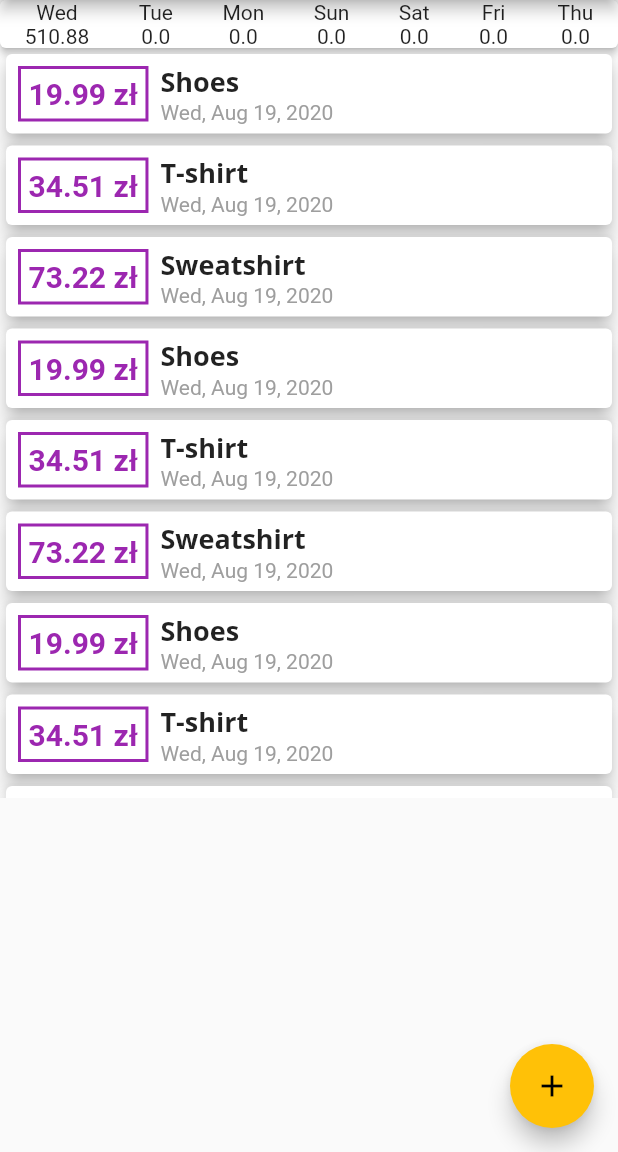
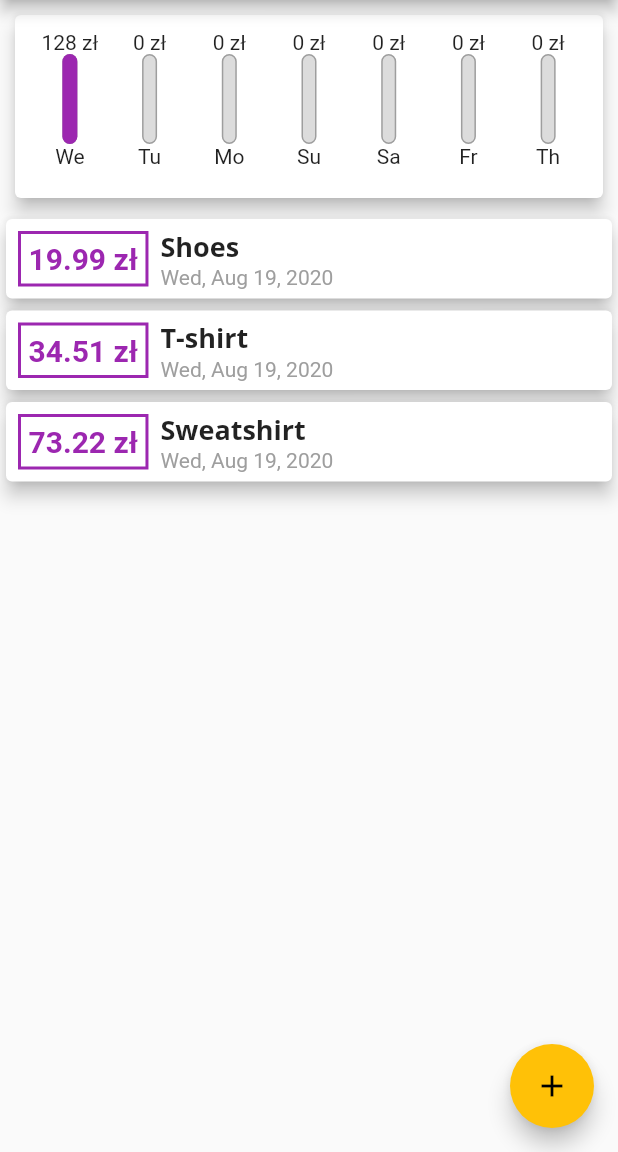
Before and after one commit to Kurczaak/My-Expenses, a Flutter app: the screen it shows after launch, on a phone screen of 412 x 824 dp, the part 84-1236 px from its top. Run offline on Flutter 3.47's test engine with Material 2 defaults, Android fonts, the phone set to English and light mode, and no system bars.

Commit message:
added charts

```diff
--- a/lib/main.dart
+++ b/lib/main.dart
@@ -52,21 +52,6 @@ class _MyHomePageState extends State<MyHomePage> {
         id: 't2', title: 'T-shirt', ammount: 34.51, date: DateTime.now()),
     Transaction(
         id: 't3', title: 'Sweatshirt', ammount: 73.22, date: DateTime.now()),
-    Transaction(id: 't1', title: 'Shoes', ammount: 19.99, date: DateTime.now()),
-    Transaction(
-        id: 't2', title: 'T-shirt', ammount: 34.51, date: DateTime.now()),
-    Transaction(
-        id: 't3', title: 'Sweatshirt', ammount: 73.22, date: DateTime.now()),
-    Transaction(id: 't1', title: 'Shoes', ammount: 19.99, date: DateTime.now()),
-    Transaction(
-        id: 't2', title: 'T-shirt', ammount: 34.51, date: DateTime.now()),
-    Transaction(
-        id: 't3', title: 'Sweatshirt', ammount: 73.22, date: DateTime.now()),
-    Transaction(id: 't1', title: 'Shoes', ammount: 19.99, date: DateTime.now()),
-    Transaction(
-        id: 't2', title: 'T-shirt', ammount: 34.51, date: DateTime.now()),
-    Transaction(
-        id: 't3', title: 'Sweatshirt', ammount: 73.22, date: DateTime.now()),
   ];
 
   List<Transaction> get recentTransactions {
@@ -115,7 +100,7 @@ class _MyHomePageState extends State<MyHomePage> {
       body: Column(children: [
         Chart(recentTransactions),
         Container(
-          height: 500,
+          height: 400,
           child: TransactionList(transactions),
         ),
       ]),
--- a/lib/widgets/chart.dart
+++ b/lib/widgets/chart.dart
@@ -1,13 +1,14 @@
 import 'package:flutter/material.dart';
 import '../models/transaction.dart';
 import 'package:intl/intl.dart';
+import './chart_bar.dart';
 
 class Chart extends StatelessWidget {
   final List<Transaction> transactions;
 
   List<Map<String, Object>> get groupedTransactionValues {
     return List.generate(7, (index) {
-      double sum = 0.0;
+      var sum = 0.0;
       DateTime weekday = DateTime.now().subtract(Duration(days: index));
 
       for (var i = 0; i < transactions.length; i++) {
@@ -17,31 +18,42 @@ class Chart extends StatelessWidget {
           sum += transactions[i].ammount;
         }
       }
-      return {'day': DateFormat.E().format(weekday), 'ammount': sum};
+      return {
+        'day': DateFormat.E().format(weekday).substring(0, 2),
+        'ammount': sum
+      };
     });
+  }
+
+  double get totalSpending {
+    return transactions.fold(0.0, (sum, tx) => sum + tx.ammount);
   }
 
   Chart(this.transactions);
 
   @override
   Widget build(BuildContext context) {
-    print(groupedTransactionValues);
     return Card(
-      margin: EdgeInsets.all(0),
-      elevation: 2,
+      margin: EdgeInsets.all(10),
+      elevation: 5,
+      child: Container(
+        padding: EdgeInsets.all(10),
         child: Row(
           mainAxisAlignment: MainAxisAlignment.spaceAround,
           children: [
             ...groupedTransactionValues.map((tx) {
-            return Column(
-              children: [
-                Text(tx['day']),
-                Text(tx['ammount'].toString()),
-              ],
+              return Flexible(
+                fit: FlexFit.tight,
+                child: ChartBar(
+                  label: tx['day'],
+                  spending: tx['ammount'],
+                  pctSpending: (tx['ammount'] as double) / totalSpending,
+                ),
               );
             }).toList()
           ],
         ),
+      ),
     );
   }
 }
--- /dev/null
+++ b/lib/widgets/chart_bar.dart
@@ -0,0 +1,47 @@
+import 'package:flutter/material.dart';
+
+class ChartBar extends StatelessWidget {
+  final double spending;
+  final String label;
+  final double pctSpending;
+
+  ChartBar({this.spending, this.label, this.pctSpending});
+
+  @override
+  Widget build(BuildContext context) {
+    return Column(
+      children: [
+        FittedBox(
+          child: Text(spending.toStringAsFixed(0) + ' zł'),
+        ),
+        Container(
+          width: 10,
+          height: 60,
+          child: Stack(
+            children: [
+              Container(
+                decoration: BoxDecoration(
+                  border: Border.all(color: Colors.grey, width: 1),
+                  color: Color.fromRGBO(220, 220, 220, 1),
+                  borderRadius: BorderRadius.circular(10),
+                ),
+              ),
+              FractionallySizedBox(
+                  heightFactor: pctSpending,
+                  child: Container(
+                    decoration: BoxDecoration(
+                      color: Theme.of(context).primaryColor,
+                      borderRadius: BorderRadius.circular(10),
+                    ),
+                  )),
+            ],
+          ),
+        ),
+        Text(label),
+        SizedBox(
+          height: 10,
+        ),
+      ],
+    );
+  }
+}
```
Lines whose indentation alone changed are shown as unchanged.
